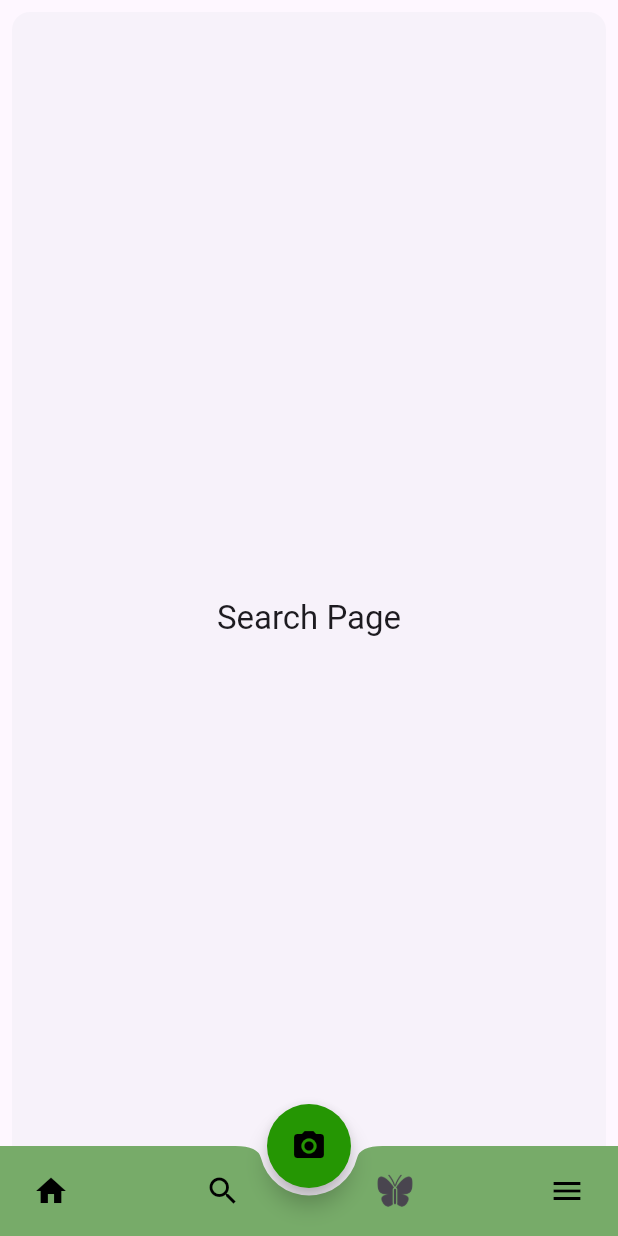
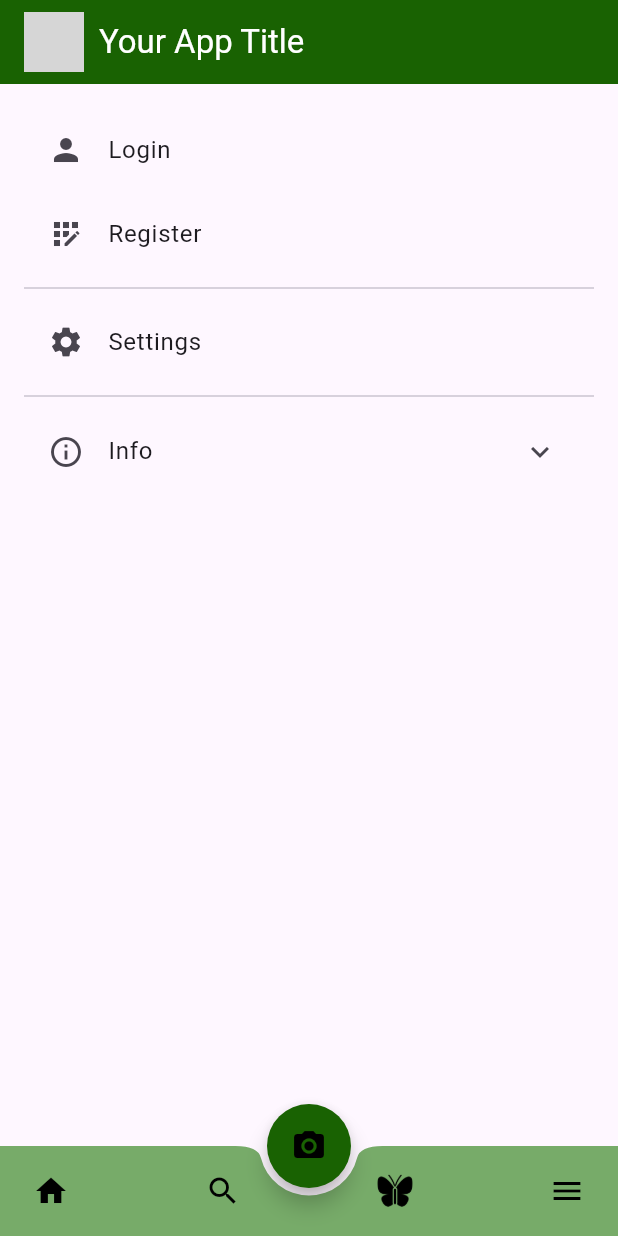
Before and after one commit to isjxn/butterflyapp, a Flutter app: the screen it shows after launch, item 2 of the bottom bar chosen, after a tap on the "menu" icon, on a phone screen of 412 x 824 dp. Run offline on Flutter 3.47's test engine with Material 3 defaults, Android fonts, the phone set to English and light mode, and no system bars; our stand-ins replace cloud_firestore, firebase_core; accounts and stored records are empty; grey boxes are pictures that could not be loaded.

Commit message:
wip menu page

```diff
--- a/lib/main.dart
+++ b/lib/main.dart
@@ -1,6 +1,7 @@
 import 'package:firebase_core/firebase_core.dart';
 import 'package:flutter/material.dart';
 import 'package:cloud_firestore/cloud_firestore.dart';
+import 'menupage.dart';
 
 void main() async {
   WidgetsFlutterBinding.ensureInitialized();
@@ -14,6 +15,7 @@ class NavigationBarApp extends StatelessWidget {
   @override
   Widget build(BuildContext context) {
     return MaterialApp(
+      title: "Butterfly Demo",
       theme: ThemeData(useMaterial3: true),
       home: const NavigationExample(),
     );
@@ -39,7 +41,7 @@ class _NavigationExampleState extends State<NavigationExample> {
         onPressed: () {
           // Add your functionality here
         },
-        backgroundColor: const Color.fromARGB(255, 37, 150, 3), // Change button background color
+        backgroundColor: const Color.fromARGB(255, 25, 98, 2), // Change button background color
         foregroundColor: Colors.black,
         shape: const CircleBorder(),
         child: const Icon(Icons.camera_alt),
@@ -83,7 +85,7 @@ class _NavigationExampleState extends State<NavigationExample> {
               icon: const ImageIcon(
                 AssetImage('assets/images/schmetterling.png'),  // Path to your custom icon
                 size: 24.0,  // Adjust the size as needed
-                // change color to black
+                color: Colors.black,
               ),
             onPressed: () {
               setState(() {
@@ -97,7 +99,9 @@ class _NavigationExampleState extends State<NavigationExample> {
                 color: Colors.black,
               ),
               onPressed: () {
-                // Add your print functionality here
+                setState(() {
+                currentPageIndex = 4; // Navigate to the "Menu" page
+              });
               },
             ),
           ],
@@ -147,24 +151,14 @@ class _NavigationExampleState extends State<NavigationExample> {
         ),
         // Data from Firebase
         const DataPage(),
-        // Menu page
-        Card(
-          shadowColor: Colors.transparent,
-          margin: const EdgeInsets.all(8.0),
-          child: SizedBox.expand(
-            child: Center(
-              child: Text(
-                'Menu Page',
-                style: theme.textTheme.titleLarge,
-              ),
-            ),
-          ),
-        ),
+        // Menu Page - Navigate to MenuPage
+        const MenuPage(), // Load MenuPage
       ][currentPageIndex],
     );
   }
 }
 
+// todo: create seperate datapage.dart
 class DataPage extends StatelessWidget {
   const DataPage({Key? key}) : super(key: key);
 
--- /dev/null
+++ b/lib/menupage.dart
@@ -0,0 +1,88 @@
+import 'package:flutter/material.dart';
+
+class MenuPage extends StatelessWidget {
+  const MenuPage({Key? key}) : super(key: key);
+
+  @override
+  Widget build(BuildContext context) {
+    return Scaffold(
+      appBar: AppBar(
+        backgroundColor: const Color.fromARGB(255, 25, 98, 2),
+        foregroundColor: Colors.black,
+        elevation: 0,
+        title: Row(
+          children: [
+            Image.asset(
+              'assets/images/logo.png', // Replace with your actual logo
+              height: 40.0,
+            ),
+            const SizedBox(width: 10),
+            const Text('Your App Title', style: TextStyle(color: Colors.white)),
+          ],
+        ),
+      ),
+      body: ListView(
+        padding: const EdgeInsets.all(16.0),
+        children: [
+          ListTile(
+            leading: const Icon(Icons.person),
+            title: const Text('Login'),
+            onTap: () {
+              // Add your login functionality
+            },
+          ),
+          ListTile(
+            leading: const Icon(Icons.app_registration),
+            title: const Text('Register'),
+            onTap: () {
+              // Add your register functionality
+            },
+          ),
+          const Divider(),
+          ListTile(
+            leading: const Icon(Icons.settings),
+            title: const Text('Settings'),
+            onTap: () {
+              // Navigate to settings
+            },
+          ),
+          const Divider(),
+          ExpansionTile(
+            leading: const Icon(Icons.info_outline),
+            title: const Text('Info'),
+            children: [
+              ListTile(
+                leading: const Icon(Icons.book),
+                title: const Text('Anleitung (Guide)'),
+                onTap: () {
+                  // Navigate to Guide page
+                },
+              ),
+              ListTile(
+                leading: const Icon(Icons.help_outline),
+                title: const Text('Hilfe (Help)'),
+                onTap: () {
+                  // Navigate to Help page
+                },
+              ),
+              ListTile(
+                leading: const Icon(Icons.business),
+                title: const Text('Über Impressum (Imprint)'),
+                onTap: () {
+                  // Navigate to Imprint page
+                },
+              ),
+              ListTile(
+                leading: const Icon(Icons.privacy_tip),
+                title: const Text('Datenschutz (Privacy Policy)'),
+                onTap: () {
+                  // Navigate to Privacy Policy page
+                },
+              ),
+            ],
+          ),
+        ],
+      ),
+    );
+  }
+}
```
